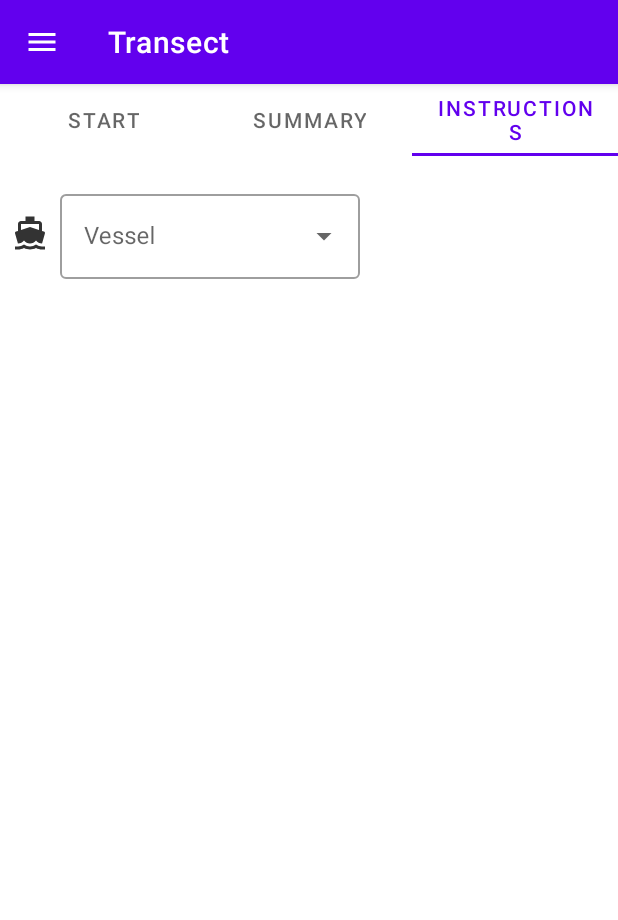
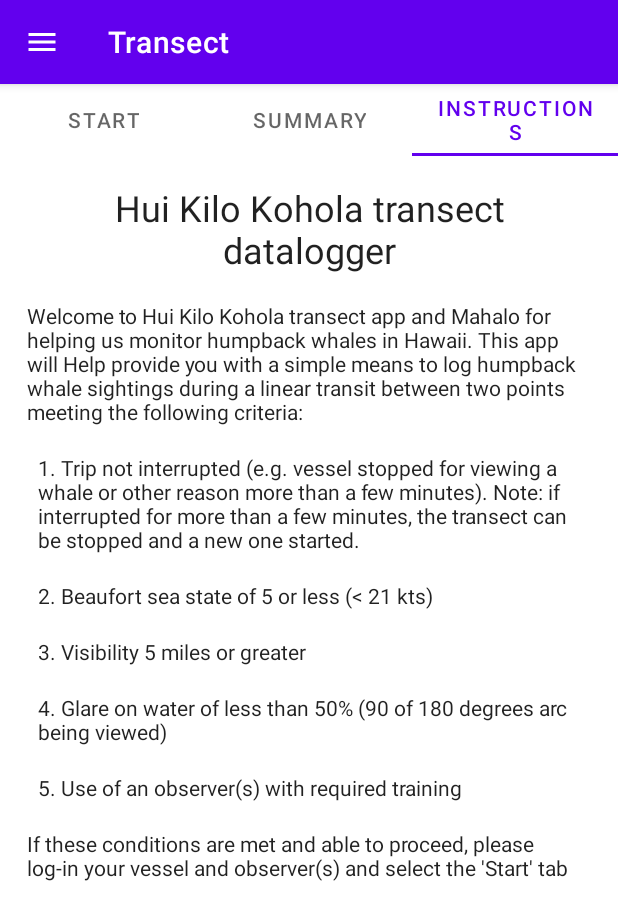
Before and after one commit to lancewf/transect_android, an Android app: the screen it shows after launch (MainActivity), tab 3 chosen, on a phone screen of 412 x 824 dp. Shown: the top 920 px of the screen. Run offline under Robolectric (Android 15) with nearby library versions, the phone set to English and light mode, and no system bars.

Commit message:
Adding instructions tab
Signed-off-by: Lance Finfrock <lancewf@gmail.com>

```diff
--- /dev/null
+++ b/app/src/main/java/com/finfrock/transect/InstructionsPageFragment.kt
@@ -0,0 +1,17 @@
+package com.finfrock.transect
+
+import android.os.Bundle
+import android.view.LayoutInflater
+import android.view.View
+import android.view.ViewGroup
+import androidx.fragment.app.Fragment
+
+class InstructionsPageFragment : Fragment() {
+
+    override fun onCreateView(
+        inflater: LayoutInflater,
+        container: ViewGroup?,
+        savedInstanceState: Bundle?
+    ): View = inflater.inflate(R.layout.instructions_frag, container, false)
+
+}
--- a/app/src/main/java/com/finfrock/transect/MainActivity.kt
+++ b/app/src/main/java/com/finfrock/transect/MainActivity.kt
@@ -51,6 +51,7 @@ class MainActivity : AppCompatActivity() {
             return when(position) {
                 0 -> StartPageFragment()
                 1 -> SummaryPageFragment()
+                2 -> InstructionsPageFragment()
                 else -> SummaryPageFragment()
             }
         }
--- /dev/null
+++ b/app/src/main/res/layout/instructions_frag.xml
@@ -0,0 +1,85 @@
+<?xml version="1.0" encoding="utf-8"?>
+<LinearLayout xmlns:android="http://schemas.android.com/apk/res/android"
+    xmlns:app="http://schemas.android.com/apk/res-auto"
+    xmlns:tools="http://schemas.android.com/tools"
+    android:layout_width="match_parent"
+    android:layout_height="match_parent"
+    android:orientation="vertical">
+
+    <TextView
+        android:id="@+id/title"
+        android:layout_width="match_parent"
+        android:layout_height="wrap_content"
+        android:layout_marginStart="18dp"
+        android:layout_marginTop="18dp"
+        android:layout_marginEnd="18dp"
+        android:text="@string/instructions_title"
+        android:textAlignment="center"
+        android:textAppearance="@style/TextAppearance.MaterialComponents.Headline5" />
+
+    <TextView
+        android:id="@+id/initialIntro"
+        android:layout_width="match_parent"
+        android:layout_height="wrap_content"
+        android:layout_marginStart="18dp"
+        android:layout_marginTop="18dp"
+        android:layout_marginEnd="18dp"
+        android:text="@string/intro"
+        android:textAppearance="@style/TextAppearance.AppCompat.Body1" />
+
+    <TextView
+        android:id="@+id/criteria1"
+        android:layout_width="match_parent"
+        android:layout_height="wrap_content"
+        android:layout_marginStart="25dp"
+        android:layout_marginTop="18dp"
+        android:layout_marginEnd="18dp"
+        android:text="@string/criteria1"
+        android:textAppearance="@style/TextAppearance.AppCompat.Body1" />
+    <TextView
+        android:id="@+id/criteria2"
+        android:layout_width="match_parent"
+        android:layout_height="wrap_content"
+        android:layout_marginStart="25dp"
+        android:layout_marginTop="18dp"
+        android:layout_marginEnd="18dp"
+        android:text="@string/criteria2"
+        android:textAppearance="@style/TextAppearance.AppCompat.Body1" />
+    <TextView
+        android:id="@+id/criteria3"
+        android:layout_width="match_parent"
+        android:layout_height="wrap_content"
+        android:layout_marginStart="25dp"
+        android:layout_marginTop="18dp"
+        android:layout_marginEnd="18dp"
+        android:text="@string/criteria3"
+        android:textAppearance="@style/TextAppearance.AppCompat.Body1" />
+    <TextView
+        android:id="@+id/criteria4"
+        android:layout_width="match_parent"
+        android:layout_height="wrap_content"
+        android:layout_marginStart="25dp"
+        android:layout_marginTop="18dp"
+        android:layout_marginEnd="18dp"
+        android:text="@string/criteria4"
+        android:textAppearance="@style/TextAppearance.AppCompat.Body1" />
+    <TextView
+        android:id="@+id/criteria5"
+        android:layout_width="match_parent"
+        android:layout_height="wrap_content"
+        android:layout_marginStart="25dp"
+        android:layout_marginTop="18dp"
+        android:layout_marginEnd="18dp"
+        android:text="@string/criteria5"
+        android:textAppearance="@style/TextAppearance.AppCompat.Body1" />
+
+    <TextView
+        android:id="@+id/criteriaOverview"
+        android:layout_width="match_parent"
+        android:layout_height="wrap_content"
+        android:layout_marginStart="18dp"
+        android:layout_marginTop="18dp"
+        android:layout_marginEnd="18dp"
+        android:text="@string/criteria_overview"
+        android:textAppearance="@style/TextAppearance.AppCompat.Body1" />
+</LinearLayout>
--- a/app/src/main/res/values/strings.xml
+++ b/app/src/main/res/values/strings.xml
@@ -5,4 +5,11 @@
     <string name="summary_stats">Summary Stats</string>
     <string name="start_new_transect">Start New Transect</string>
     <string name="bearing">Bearing</string>
+    <string name="instructions_title">Hui Kilo Kohola transect datalogger</string>
+    <string name="criteria1">1. Trip not interrupted (e.g. vessel stopped for viewing a whale or other reason more than a few minutes). Note: if interrupted for more than a few minutes, the transect can be stopped and a new one started.</string>
+    <string name="criteria2"><![CDATA[2. Beaufort sea state of 5 or less (< 21 kts)]]></string>
+    <string name="criteria3">3. Visibility 5 miles or greater</string>
+    <string name="criteria4">4. Glare on water of less than 50% (90 of 180 degrees arc being viewed)</string>
+    <string name="criteria5">5. Use of an observer(s) with required training</string>
+    <string name="criteria_overview">If these conditions are met and able to proceed, please log-in your vessel and observer(s) and select the \'Start\' tab</string>
 </resources>
```
